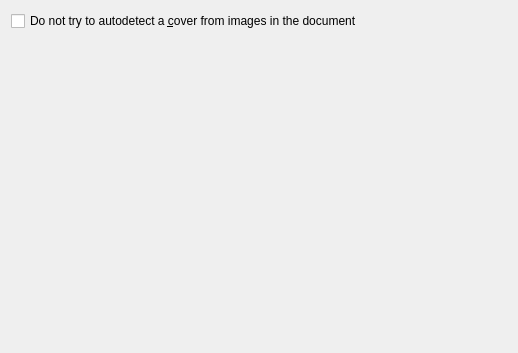
Qt form src/calibre/gui2/convert/docx_input.ui (kovidgoyal/calibre) before a commit.
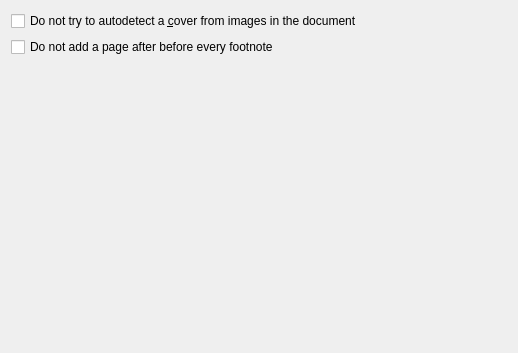
The same form after that commit.

Commit message: DOCX Input: Add option to not insert page breaks after endnotes

```diff
--- a/src/calibre/gui2/convert/docx_input.ui
+++ b/src/calibre/gui2/convert/docx_input.ui
@@ -21,6 +21,13 @@
      </property>
     </widget>
    </item>
+   <item>
+    <widget class="QCheckBox" name="opt_docx_notes_nopb">
+     <property name="text">
+      <string>Do not add a page after before every footnote</string>
+     </property>
+    </widget>
+   </item>
    <item>
     <spacer name="verticalSpacer">
      <property name="orientation">
```
The commit also changes 4 other files.
